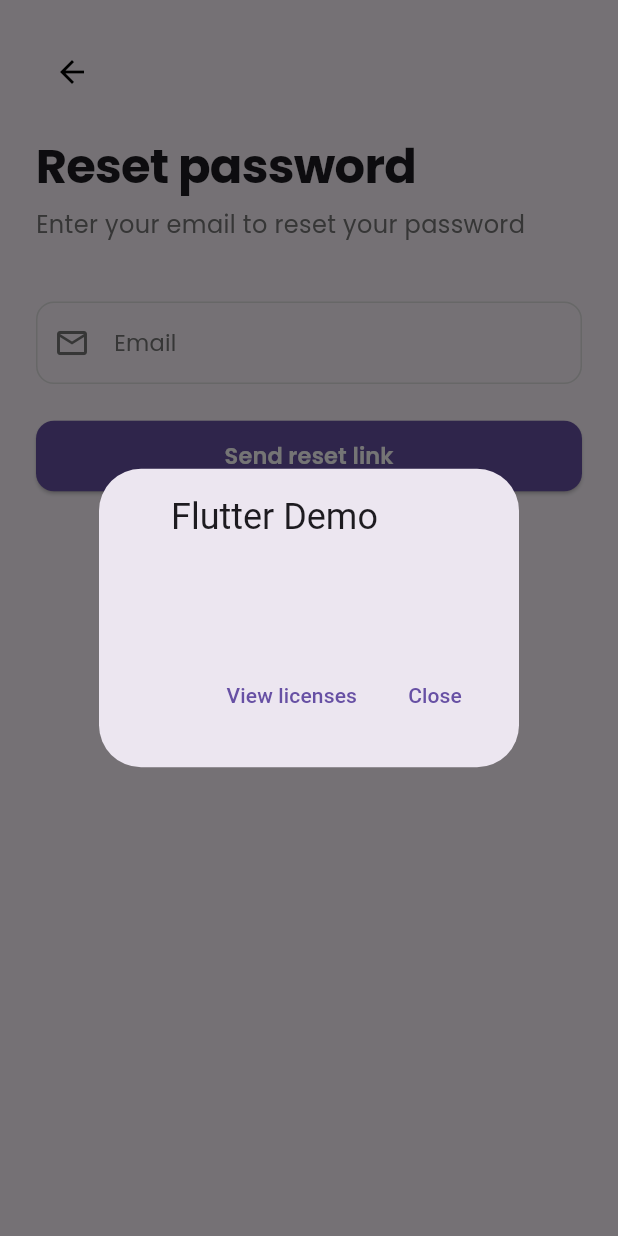
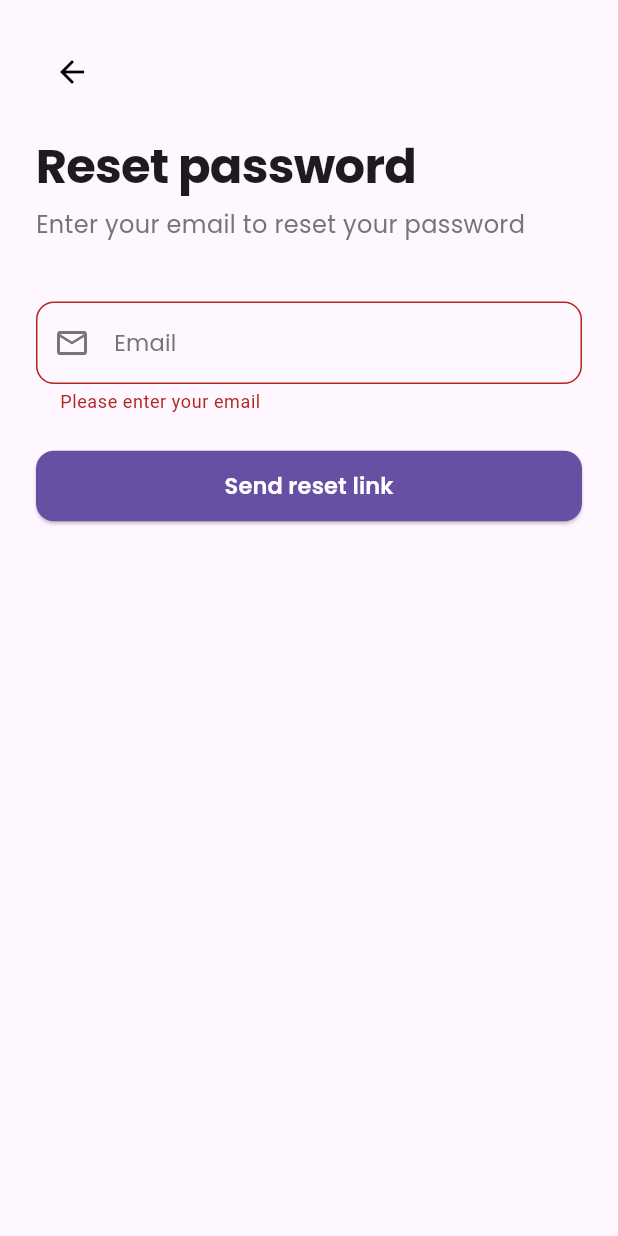
Before and after one commit to AnishTiwari5077/firebase_auth, a Flutter app: the ForgotPasswordScreen screen opened directly, after a tap on "Send reset link", on a phone screen of 412 x 824 dp. Run offline on Flutter 3.47's test engine with Material 3 defaults, Android fonts, the phone set to English and light mode, and no system bars; our stand-ins replace firebase_auth, firebase_core, get, get_storage, google_fonts; accounts and stored records are empty.

Commit message:
Your commit message

```diff
--- a/grocery_app/lib/controller/views/forgot.dart
+++ b/grocery_app/lib/controller/views/forgot.dart
@@ -1,18 +1,53 @@
 import 'package:flutter/material.dart';
 import 'package:get/get.dart';
+import 'package:grocery_app/controller/controller_state.dart';
 import 'package:grocery_app/controller/utils/apptext_style.dart';
 import 'package:grocery_app/controller/views/widgets/custom_textfield.dart';
+// make sure this is the correct path
 
-class ForgotPasswordScreen extends StatelessWidget {
-  ForgotPasswordScreen({super.key});
+class ForgotPasswordScreen extends StatefulWidget {
+  const ForgotPasswordScreen({super.key});
+
+  @override
+  State<ForgotPasswordScreen> createState() => _ForgotPasswordScreenState();
+}
+
+class _ForgotPasswordScreenState extends State<ForgotPasswordScreen> {
   final TextEditingController _emailController = TextEditingController();
+  final _formKey = GlobalKey<FormState>();
+  bool _isLoading = false;
+
+  Future<void> _handleForgotPassword() async {
+    final authController = Get.find<AuthController>();
+    final email = _emailController.text.trim();
+
+    if (_formKey.currentState!.validate()) {
+      setState(() => _isLoading = true);
+      try {
+        await authController.resetPassword(email);
+        showSuccessDialog(context);
+      } catch (e) {
+        Get.snackbar(
+          'Error',
+          'Something went wrong. Please try again.',
+          backgroundColor: Colors.red,
+          colorText: Colors.white,
+        );
+      } finally {
+        setState(() => _isLoading = false);
+      }
+    }
+  }
+
   @override
   Widget build(BuildContext context) {
     final isDark = Theme.of(context).brightness == Brightness.dark;
     return Scaffold(
       body: SafeArea(
         child: SingleChildScrollView(
-          padding: EdgeInsets.all(24),
+          padding: const EdgeInsets.all(24),
+          child: Form(
+            key: _formKey,
             child: Column(
               crossAxisAlignment: CrossAxisAlignment.start,
               children: [
@@ -23,7 +58,7 @@ class ForgotPasswordScreen extends StatelessWidget {
                     color: isDark ? Colors.white : Colors.black,
                   ),
                 ),
-              SizedBox(height: 20),
+                const SizedBox(height: 20),
                 Text(
                   'Reset password',
                   style: AppTextstyle.withcolor(
@@ -31,7 +66,7 @@ class ForgotPasswordScreen extends StatelessWidget {
                     Theme.of(context).textTheme.bodyLarge!.color!,
                   ),
                 ),
-              SizedBox(height: 8),
+                const SizedBox(height: 8),
                 Text(
                   'Enter your email to reset your password',
                   style: AppTextstyle.withcolor(
@@ -39,7 +74,7 @@ class ForgotPasswordScreen extends StatelessWidget {
                     isDark ? Colors.grey[400]! : Colors.grey[600]!,
                   ),
                 ),
-              SizedBox(height: 40),
+                const SizedBox(height: 40),
                 CustomTextfield(
                   label: 'Email',
                   prefixIcon: Icons.email_outlined,
@@ -50,27 +85,26 @@ class ForgotPasswordScreen extends StatelessWidget {
                       return 'Please enter your email';
                     }
                     if (!GetUtils.isEmail(value)) {
-                    return 'please enter a valid email';
+                      return 'Please enter a valid email';
                     }
-
                     return null;
                   },
                 ),
-              SizedBox(height: 24),
+                const SizedBox(height: 24),
                 SizedBox(
                   width: double.infinity,
                   child: ElevatedButton(
-                  onPressed: () {
-                    showAboutDialog(context: context);
-                  },
+                    onPressed: _isLoading ? null : _handleForgotPassword,
                     style: ElevatedButton.styleFrom(
                       backgroundColor: Theme.of(context).primaryColor,
-                    padding: EdgeInsets.symmetric(vertical: 13),
+                      padding: const EdgeInsets.symmetric(vertical: 13),
                       shape: RoundedRectangleBorder(
                         borderRadius: BorderRadius.circular(12),
                       ),
                     ),
-                  child: Text(
+                    child: _isLoading
+                        ? const CircularProgressIndicator(color: Colors.white)
+                        : Text(
                             'Send reset link',
                             style: AppTextstyle.withcolor(
                               AppTextstyle.buttonMedium,
@@ -83,23 +117,24 @@ class ForgotPasswordScreen extends StatelessWidget {
             ),
           ),
         ),
+      ),
     );
   }
 }
 
-void showSucessDialog(BuildContext context) {
+void showSuccessDialog(BuildContext context) {
   Get.dialog(
     AlertDialog(
-      title: Text('check your Email', style: AppTextstyle.h3),
+      title: Text('Check your email', style: AppTextstyle.h3),
       content: Text(
-        'we have sent password recovery to your email',
+        'We have sent a password recovery email to your inbox.',
         style: AppTextstyle.bodyMedium,
       ),
       actions: [
         TextButton(
           onPressed: () => Get.back(),
           child: Text(
-            'ok',
+            'OK',
             style: AppTextstyle.withcolor(
               AppTextstyle.buttonMedium,
               Theme.of(context).primaryColor,
```
Also changed, not shown: grocery_app/lib/controller/controller_state.dart (+84 -24 lines), grocery_app/lib/controller/root.dart (added, +22 -0 lines), grocery_app/lib/controller/views/sign_in.dart (+2 -32 lines), grocery_app/lib/main.dart (+5 -3 lines). Lines whose indentation alone changed are shown as unchanged.
